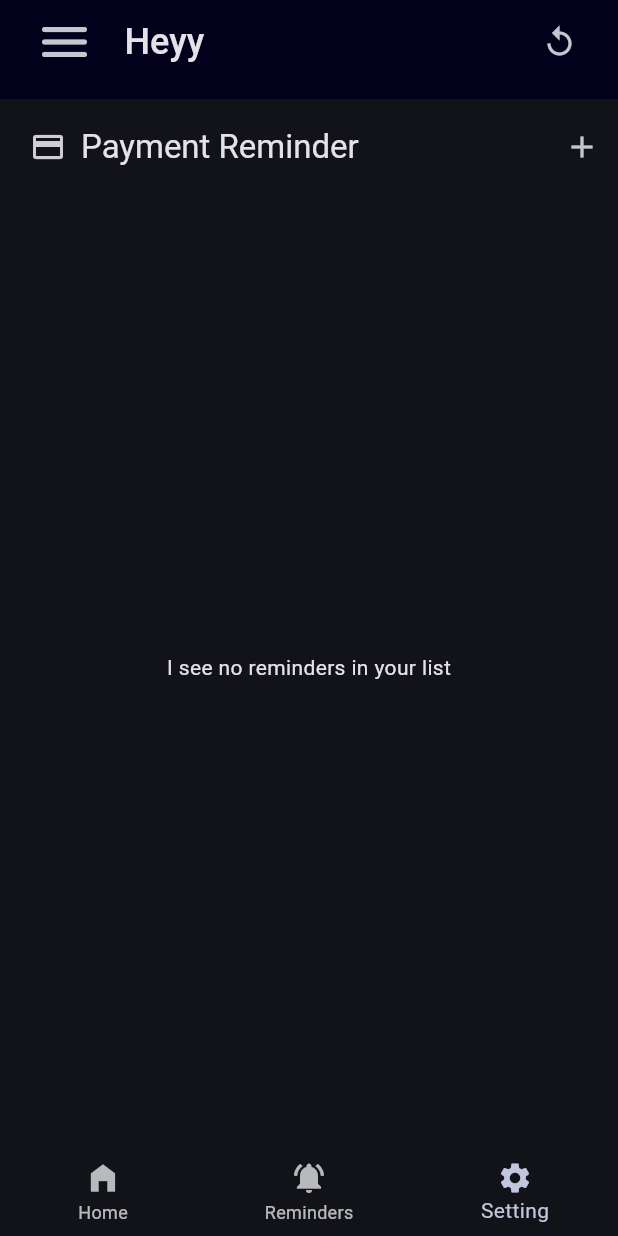
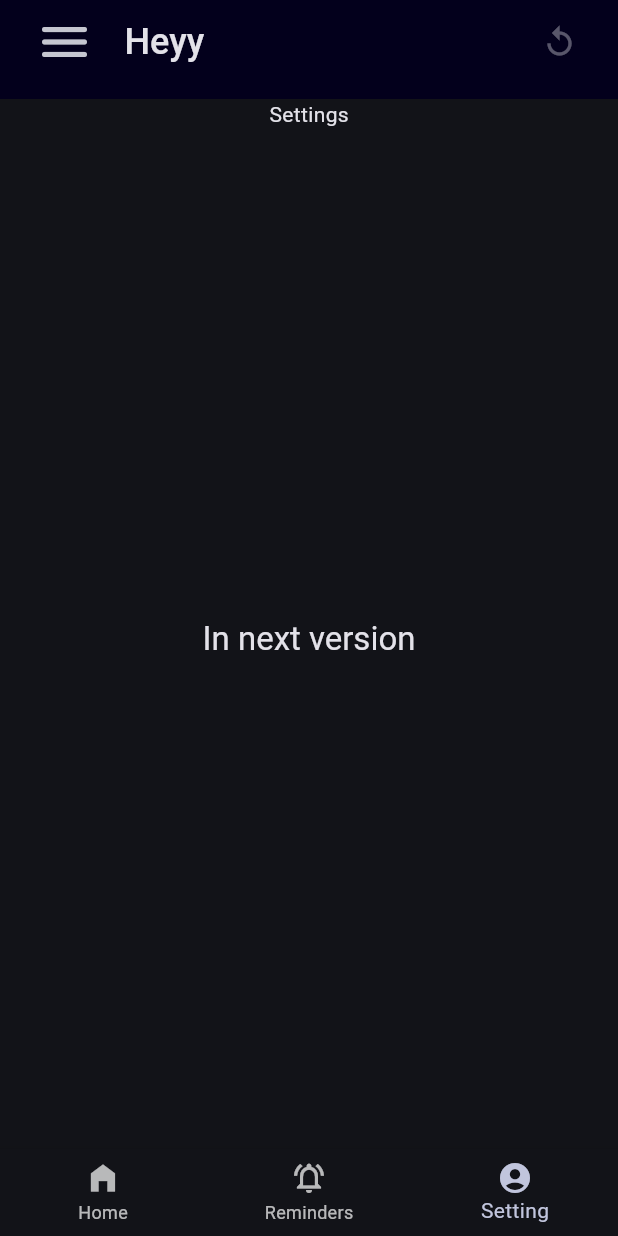
Before and after one commit to NehaJainG/Coin-Sage, a Flutter app: the screen it shows once a user with an empty profile is signed in, item 3 of the bottom bar chosen, after a tap on "Home", on a phone screen of 412 x 824 dp. Run offline on Flutter 3.47's test engine with Material 3 defaults, Android fonts, the light colour scheme and no system bars; our stand-ins replace awesome_notifications, cloud_firestore, firebase_auth, firebase_core; accounts and stored records are empty.

Commit message:
Closing version 1 dev

```diff
--- a/lib/data.dart
+++ b/lib/data.dart
@@ -23,6 +23,8 @@ final transaction = [
 
 final List<Reminder> reminders = [
   Reminder(
+    id: 'id1',
+    scheduleId: 1,
     comments: "Reminder 1",
     alert: Alert.OnDay,
     repeat: Repeat.DontRepeat,
@@ -34,6 +36,8 @@ final List<Reminder> reminders = [
     type: TransactionType.Debt,
   ),
   Reminder(
+    id: 'id2',
+    scheduleId: 2,
     comments: "Reminder 2",
     alert: Alert.OneDayBefore,
     repeat: Repeat.Week,
@@ -45,6 +49,8 @@ final List<Reminder> reminders = [
     type: TransactionType.Subcriptions,
   ),
   Reminder(
+    id: 'id3',
+    scheduleId: 3,
     comments: "Reminder 3",
     alert: Alert.TwoDayBefore,
     repeat: Repeat.Month,
@@ -56,6 +62,8 @@ final List<Reminder> reminders = [
     type: TransactionType.Debt,
   ),
   Reminder(
+    id: 'id4',
+    scheduleId: 4,
     comments: "Reminder 4",
     alert: Alert.FiveDayBefore,
     repeat: Repeat.Year,
--- a/lib/defaults/colors.dart
+++ b/lib/defaults/colors.dart
@@ -55,6 +55,7 @@ Color darkViolet = const Color.fromARGB(255, 34, 9, 44);
 Color darkBrown = const Color.fromARGB(255, 61, 12, 17);
 Color darkPurple = const Color.fromARGB(255, 51, 29, 44);
 Color blackBlue = const Color.fromARGB(255, 3, 0, 28);
+Color BG = const Color.fromARGB(255, 32, 68, 131);
 List<Color> darkcolorPalette = [
   maroon,
   darkPurple,
--- a/lib/defaults/icon.dart
+++ b/lib/defaults/icon.dart
@@ -14,15 +14,15 @@ Icon menuIcon = const Icon(
 Icon payment = const Icon(Icons.payment_outlined);
 
 Icon backIcon = const Icon(Icons.arrow_back_ios);
+Icon addIcon = const Icon(Icons.add);
+Icon email = const Icon(Icons.email_rounded);
+Icon password = const Icon(Icons.key_rounded);
+Icon person = const Icon(Icons.person);
 
 //add new room icons
-Icon addIcon = const Icon(Icons.add);
 Icon addMemberIcon = const Icon(Icons.person_add_alt_1_rounded);
 Icon roomTitle = const Icon(Icons.groups_2_rounded);
 Icon searchMemberIcon = const Icon(Icons.person_search_rounded);
-Icon person = const Icon(Icons.person);
-Icon email = const Icon(Icons.email_rounded);
-Icon password = const Icon(Icons.key_rounded);
 
 //add new transaction icons
 Icon rupeeIcon = const Icon(Icons.currency_rupee_rounded);
@@ -31,23 +31,27 @@ Icon calenderIcon = const Icon(Icons.calendar_month_rounded);
 //add bottom navigation
 
 Icon home = const Icon(Icons.home_filled);
-Icon settings = const Icon(Icons.settings);
-Icon reminderIcon = const Icon(Icons.notifications_active);
+Icon reminderIcon = const Icon(Icons.notifications_active_outlined);
+Icon settings = const Icon(Icons.account_circle_outlined);
+
+Icon homeActive = const Icon(Icons.home_rounded);
+Icon settingActive = const Icon(Icons.account_circle_rounded);
+Icon reminderActive = const Icon(Icons.notifications_active);
 
 //Transaction type icon
 Map<TransactionType, Icon> iconList = {
-  TransactionType.Expense: Icon(Icons.call_made_rounded),
-  TransactionType.Income: Icon(Icons.call_received_rounded),
-  TransactionType.Debt: Icon(Icons.currency_exchange_rounded),
-  TransactionType.Subcriptions: Icon(Icons.description_outlined),
+  TransactionType.Expense: const Icon(Icons.call_made_rounded),
+  TransactionType.Income: const Icon(Icons.call_received_rounded),
+  TransactionType.Debt: const Icon(Icons.currency_exchange_rounded),
+  TransactionType.Subcriptions: const Icon(Icons.description_outlined),
 };
 
 //Reminder icons
 Map<TransactionType, Icon> rIconList = {
-  TransactionType.Debt: Icon(
+  TransactionType.Debt: const Icon(
     Icons.currency_exchange_rounded,
   ),
-  TransactionType.Subcriptions: Icon(
+  TransactionType.Subcriptions: const Icon(
     Icons.description_outlined,
   ),
 };
@@ -96,7 +100,7 @@ const categoryIcons = {
 const drawerItems = {
   'Home': Icon(Icons.home_filled),
   'Reminder': Icon(Icons.notifications_active),
-  'Transaction': Icon(Icons.currency_exchange),
-  'All Rooms': Icon(Icons.groups),
+  'Add Transaction': Icon(Icons.currency_exchange),
+  'View Rooms': Icon(Icons.groups),
   'Requests': Icon(Icons.favorite),
 };
--- a/lib/defaults/strings.dart
+++ b/lib/defaults/strings.dart
@@ -31,3 +31,5 @@ Map<TransactionType, String> roomTransaction = {
   TransactionType.Income: 'Contribute',
   TransactionType.Subcriptions: 'Bills&Tax',
 };
+
+String rupee = '₹';
--- a/lib/presentation/personal/drawer.dart
+++ b/lib/presentation/personal/drawer.dart
@@ -36,7 +36,7 @@ class _DrawerScreenState extends State<DrawerScreen> {
   @override
   Widget build(BuildContext context) {
     return Container(
-      color: heroBlue.withOpacity(0.7),
+      color: BG,
       padding: const EdgeInsets.only(top: 50, bottom: 50, left: 10),
       child: Column(
         mainAxisAlignment: MainAxisAlignment.spaceBetween,
--- a/lib/presentation/personal/home_page.dart
+++ b/lib/presentation/personal/home_page.dart
@@ -1,4 +1,7 @@
 import 'package:coin_sage/defaults/defaults.dart';
+import 'package:coin_sage/defaults/strings.dart';
+import 'package:coin_sage/presentation/personal/settings.dart';
+import 'package:coin_sage/services/reminders.dart';
 import 'package:flutter/material.dart';
 import 'package:firebase_auth/firebase_auth.dart';
 
@@ -34,6 +37,12 @@ class _HomePageState extends State<HomePage> {
   bool isDrawerOpen = false;
   bool isLoading = false;
 
+  Map<String, double> userStats = {
+    'Income': 0,
+    'Expense': 0,
+    'Reminders': 0,
+  };
+
   List<Transaction> userTransaction = [];
 
   late String name;
@@ -59,6 +68,40 @@ class _HomePageState extends State<HomePage> {
       userTransaction.sort((a, b) => b.date.compareTo(a.date));
       isLoading = false;
     });
+    getStats();
+  }
+
+  void getStats() async {
+    final double count =
+        await ReminderServices.getUserNoOfReminder(widget.user.uid);
+
+    final expense = userTransaction
+        .map<double>((transaction) {
+          double amount = 0.0;
+          if (transaction.type != TransactionType.Income) {
+            amount = transaction.amount;
+          }
+          return amount;
+        })
+        .toList()
+        .fold(0.0, (previousValue, element) => previousValue + element);
+
+    final income = userTransaction
+        .map((transaction) {
+          double amount = 0.0;
+          if (transaction.type == TransactionType.Income) {
+            amount = transaction.amount;
+          }
+          return amount;
+        })
+        .toList()
+        .fold(0.0, (previousValue, element) => previousValue + element);
+
+    setState(() {
+      userStats['Reminders'] = count;
+      userStats['Income'] = income;
+      userStats['Expense'] = expense;
+    });
   }
 
   void closeDrawer() {
@@ -78,6 +121,53 @@ class _HomePageState extends State<HomePage> {
       scaleFactor = 0.72;
       isDrawerOpen = true;
     });
+  }
+
+  Widget stats(
+    String title,
+    String value,
+    Color? foreground,
+    Color? borderColor,
+    double width,
+    Icon? icon,
+    Color? textColor,
+  ) {
+    return Container(
+      width: width,
+      height: 90,
+      padding: const EdgeInsets.all(10),
+      decoration: BoxDecoration(
+        color: foreground,
+        borderRadius: BorderRadius.circular(10),
+        border: borderColor != null ? Border.all(color: borderColor) : null,
+      ),
+      child: Column(
+        crossAxisAlignment: CrossAxisAlignment.start,
+        children: [
+          Row(
+            crossAxisAlignment: CrossAxisAlignment.end,
+            children: [
+              icon ?? const SizedBox(),
+              const SizedBox(width: 4),
+              Text(
+                title,
+                style: Theme.of(context).textTheme.bodyLarge!.copyWith(
+                      fontSize: 16,
+                    ),
+              ),
+            ],
+          ),
+          const Spacer(),
+          Text(
+            value,
+            style: Theme.of(context).textTheme.headlineSmall!.copyWith(
+                  fontWeight: FontWeight.bold,
+                  color: textColor,
+                ),
+          ),
+        ],
+      ),
+    );
   }
 
   void _addNewTransaction() async {
@@ -117,14 +207,6 @@ class _HomePageState extends State<HomePage> {
   void _viewRequests() {
     Navigator.of(context).push(
       MaterialPageRoute(builder: (context) => RequestScreen(user: widget.user)),
-    );
-  }
-
-  Widget viewReminders() {
-    return Reminders(
-      appBar: AppBar,
-      isDrawerOpen: isDrawerOpen,
-      user: widget.user,
     );
   }
 
@@ -172,9 +254,10 @@ class _HomePageState extends State<HomePage> {
   }
 
   Widget get fixedContent {
+    double width = MediaQuery.sizeOf(context).width;
     return Container(
       decoration: BoxDecoration(
-        borderRadius: const BorderRadius.vertical(bottom: Radius.circular(50)),
+        borderRadius: const BorderRadius.vertical(bottom: Radius.circular(30)),
         boxShadow: [
           BoxShadow(
             color: lightGrey.withOpacity(0.7),
@@ -183,12 +266,46 @@ class _HomePageState extends State<HomePage> {
         ],
         color: blackBlue,
       ),
-      child: Column(
-        children: [
-          SizedBox(
-            height: 300,
-          ),
-        ],
+      child: Container(
+        margin: const EdgeInsets.fromLTRB(20, 10, 20, 10),
+        height: 280,
+        child: Column(
+          children: [
+            Row(
+              children: [
+                Text(
+                  'Your Stats',
+                  style: Theme.of(context).textTheme.labelLarge!.copyWith(
+                        fontSize: 20,
+                      ),
+                ),
+                const Spacer(),
+                const Icon(Icons.bar_chart_rounded),
+              ],
+            ),
+            const SizedBox(height: 10),
+            stats('Total Expense', '$rupee ${userStats['Expense']}', BG, null,
+                width * 0.9, const Icon(Icons.currency_exchange), red),
+            const SizedBox(height: 10),
+            Row(
+              mainAxisAlignment: MainAxisAlignment.spaceEvenly,
+              children: [
+                stats('Total Income', '$rupee ${userStats['Income']}', BG, null,
+                    width * 0.43, iconList[TransactionType.Income]!, green),
+                const Spacer(),
+                stats('Reminders', '${userStats['Reminders']!.ceil()}', null,
+                    BG, width * 0.43, null, null),
+              ],
+            ),
+            const Spacer(),
+            Divider(
+              thickness: 3,
+              color: white,
+              indent: width * 0.4,
+              endIndent: width * 0.4,
+            ),
+          ],
+        ),
       ),
     );
   }
@@ -202,6 +319,22 @@ class _HomePageState extends State<HomePage> {
     );
   }
 
+  Widget viewReminders() {
+    return Reminders(
+      appBar: AppBar,
+      isDrawerOpen: isDrawerOpen,
+      user: widget.user,
+    );
+  }
+
+  Widget settingPage() {
+    return SettingPage(
+      user: widget.user,
+      appBar: AppBar(null),
+      isDrawerOpen: isDrawerOpen,
+    );
+  }
+
   void selectPage(value) {
     setState(() {
       _selectedPage = value;
@@ -211,6 +344,18 @@ class _HomePageState extends State<HomePage> {
   @override
   Widget build(BuildContext context) {
     return Scaffold(
+      floatingActionButton: _selectedPage == 0
+          ? !isDrawerOpen
+              ? FloatingActionButton.extended(
+                  backgroundColor: BG,
+                  onPressed: _addNewTransaction,
+                  label: Icon(
+                    Icons.add,
+                    color: Theme.of(context).colorScheme.onPrimaryContainer,
+                  ),
+                )
+              : null
+          : null,
       body: GestureDetector(
         child: Stack(
           children: [
@@ -227,25 +372,33 @@ class _HomePageState extends State<HomePage> {
                 ..scale(scaleFactor)
                 ..rotateY(isDrawerOpen ? -0.5 : 0),
               duration: const Duration(milliseconds: 250),
-              child: _selectedPage == 0 ? homePage() : viewReminders(),
+              child: _selectedPage == 0
+                  ? homePage()
+                  : _selectedPage == 1
+                      ? viewReminders()
+                      : settingPage(),
             ),
           ],
         ),
       ),
       bottomNavigationBar: BottomNavigationBar(
+        backgroundColor: isDrawerOpen ? BG : null,
         currentIndex: _selectedPage,
         onTap: selectPage,
         items: [
           BottomNavigationBarItem(
             icon: home,
+            activeIcon: homeActive,
             label: 'Home',
           ),
           BottomNavigationBarItem(
             icon: reminderIcon,
+            activeIcon: reminderActive,
             label: 'Reminders',
           ),
           BottomNavigationBarItem(
             icon: settings,
+            activeIcon: settingActive,
             label: 'Setting',
           ),
         ],
--- /dev/null
+++ b/lib/presentation/personal/settings.dart
@@ -0,0 +1,46 @@
+import 'package:coin_sage/defaults/colors.dart';
+import 'package:firebase_auth/firebase_auth.dart';
+import 'package:flutter/material.dart';
+
+class SettingPage extends StatelessWidget {
+  const SettingPage({
+    required this.user,
+    required this.appBar,
+    required this.isDrawerOpen,
+    super.key,
+  });
+
+  final User user;
+  final Widget appBar;
+  final bool isDrawerOpen;
+
+  @override
+  Widget build(BuildContext context) {
+    return Container(
+      width: double.infinity,
+      decoration: BoxDecoration(
+        color: Theme.of(context).scaffoldBackgroundColor,
+        boxShadow: [
+          BoxShadow(
+            color: black,
+            blurRadius: 30,
+          ),
+        ],
+        borderRadius: BorderRadius.circular(isDrawerOpen ? 20 : 0),
+      ),
+      child: Column(
+        crossAxisAlignment: CrossAxisAlignment.center,
+        children: [
+          appBar,
+          const Text('Settings'),
+          const Spacer(),
+          Text(
+            'In next version',
+            style: Theme.of(context).textTheme.titleLarge,
+          ),
+          const Spacer(),
+        ],
+      ),
+    );
+  }
+}
--- a/lib/presentation/transaction/transaction_item.dart
+++ b/lib/presentation/transaction/transaction_item.dart
@@ -1,3 +1,4 @@
+import 'package:coin_sage/defaults/strings.dart';
 import 'package:flutter/material.dart';
 
 import 'package:coin_sage/defaults/colors.dart';
@@ -75,7 +76,7 @@ class _TransactionItemState extends State<TransactionItem> {
             ),
           ),
           Text(
-            '₹ ${transaction.amount}',
+            '$rupee ${transaction.amount}',
             style: Theme.of(context).textTheme.labelLarge!.copyWith(
                   fontSize: 18,
                   color:
--- a/lib/services/reminders.dart
+++ b/lib/services/reminders.dart
@@ -33,4 +33,11 @@ class ReminderServices {
       String userID, String reminderID) async {
     await userDB.doc(userID).collection('reminders').doc(reminderID).delete();
   }
+
+  static Future<double> getUserNoOfReminder(String userId) async {
+    final snapshot = await userDB.doc(userId).collection('reminders').get();
+
+    final count = snapshot.size;
+    return count.toDouble();
+  }
 }
--- a/lib/services/user_repo.dart
+++ b/lib/services/user_repo.dart
@@ -24,7 +24,7 @@ class UserRepo {
 
   //to get multiple users
   static Future<List<User>> getAllUsers() async {
-    final snapshot = await _db.collection("Users").get();
+    final snapshot = await userDB.get();
     final userData = snapshot.docs
         .map(
           (e) => User.fromSnapshot(e),
@@ -35,8 +35,7 @@ class UserRepo {
 
   // so if someone adds to room they get request id
   static Future<String> getUserRequestID(String email) async {
-    final snapshot =
-        await _db.collection("Users").where("email", isEqualTo: email).get();
+    final snapshot = await userDB.where("email", isEqualTo: email).get();
     print(snapshot);
     final requestID = snapshot.docs
         .map(
```
